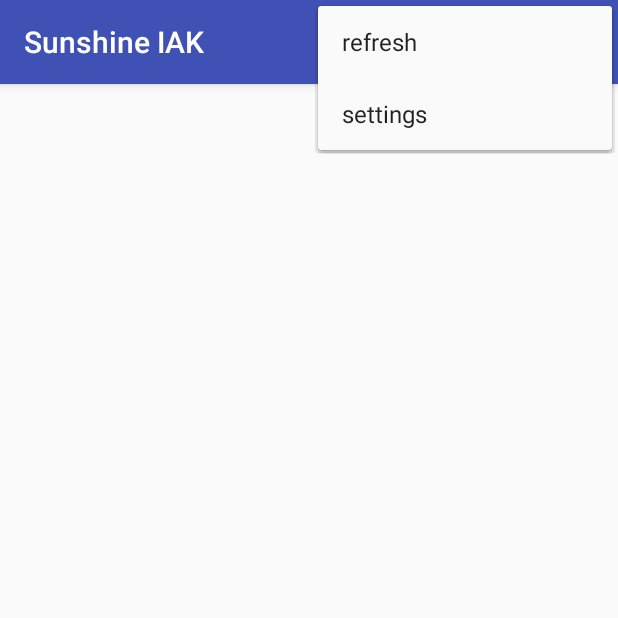
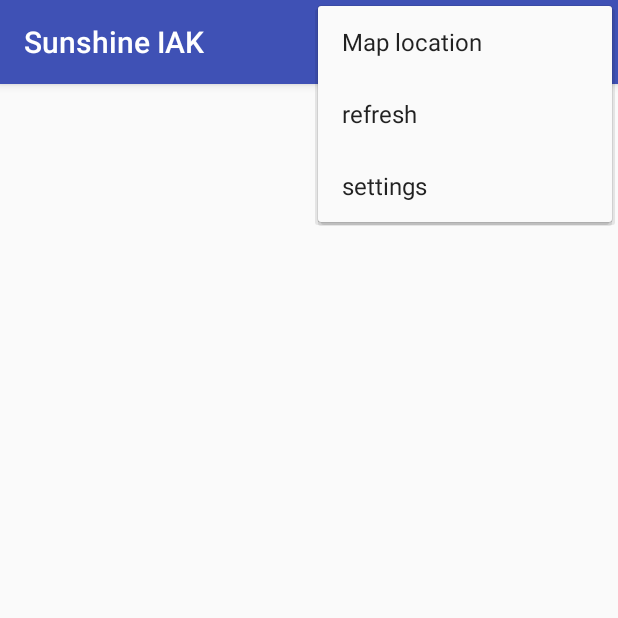
Before and after one commit to Androbos/SunshineIAK, an Android app: the screen it shows after launch (MainActivity), with the options menu open, on a phone screen of 412 x 824 dp, the top half of it. Run offline under Robolectric (Android 15) with nearby library versions, the phone set to English and light mode, and no system bars.

Commit message:
update item menu

```diff
--- a/app/src/main/res/menu/main.xml
+++ b/app/src/main/res/menu/main.xml
@@ -1,13 +1,18 @@
 <?xml version="1.0" encoding="utf-8"?>
 <menu xmlns:android="http://schemas.android.com/apk/res/android"
       xmlns:app="http://schemas.android.com/apk/res-auto"
-      xmlns:tools="http://schemas.android.com/tools">
+      xmlns:tools="http://schemas.android.com/tools"
+      tools:Context=".MainActivity">
     <item
         android:id="@+id/action_settings"
         android:orderInCategory="100"
         android:title="@string/action_settings"
         tools:showAsAction="never"
-        tools:Context=".MainActivity"
+
         />
+    <item
+        android:id="@+id/action_map"
+        android:title="@string/action_map"
+        tools:showAsAction="never"/>
 
 </menu>
--- a/app/src/main/res/values/strings.xml
+++ b/app/src/main/res/values/strings.xml
@@ -4,6 +4,7 @@
     <string name="action_settings">settings</string>
     <string name="Hello_world">Hello World</string>
     <string name="title_activity_settings">Settings Activity</string>
+    <string name="action_map">Map location</string>
 
     <string name="pref_location_label">location</string>
     <string name="pref_location_key" translatable="false">location</string>
```
